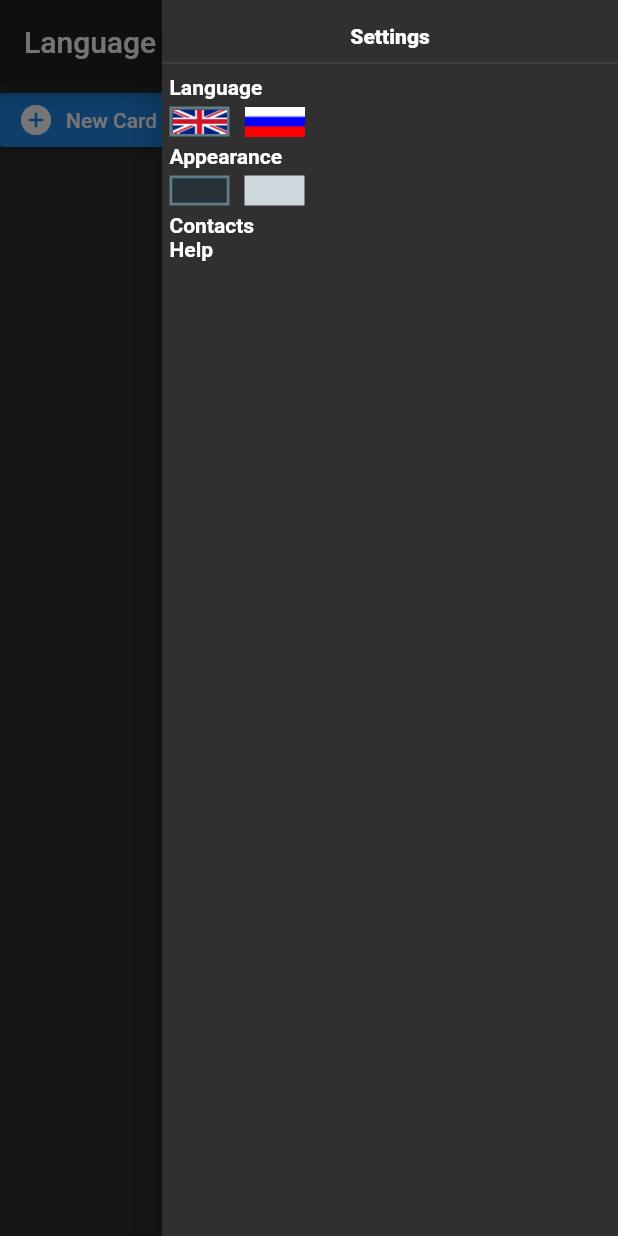
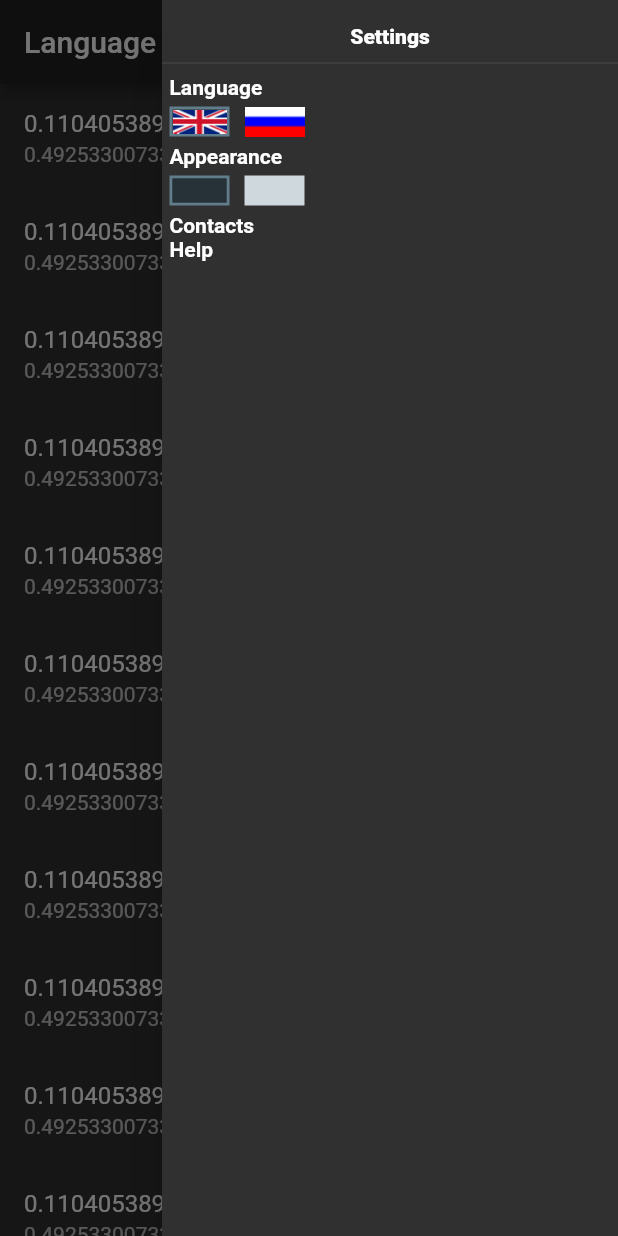
Before and after one commit to Jahn08/language_cards, a Flutter app: the screen it shows after launch, after a tap on the "settings" icon, on a phone screen of 412 x 824 dp. Run offline on Flutter 3.47's test engine with Material 2 defaults, Android fonts, the phone set to English and light mode, and no system bars; our stand-ins replace keyboard_actions.

Commit message:
Displaying test language cards on the main screen.

```diff
--- /dev/null
+++ b/lib/src/data/word_storage.dart
@@ -0,0 +1,39 @@
+import 'dart:math';
+import '../models/word.dart';
+
+class WordStorage {
+    final List<Word> _words = _generateWords(50);
+
+    Future<List<Word>> getWords({ int skipCount, int takeCount }) {
+        return Future.delayed(
+            new Duration(milliseconds: new Random().nextInt(1000)),
+                () => _words.skip(skipCount ?? 0).take(takeCount ?? 10).toList());
+    }
+
+    Future<bool> saveWord(Word word) async {
+        if (word.id > 0)
+            _words.removeWhere((w) => w.id == word.id);
+
+        _words.add(word);
+
+        return Future.value(true);
+    }
+
+    dispose() { }
+
+    // TODO: A temporary method to debug rendering a list of words
+    static List<Word> _generateWords(int length) {
+        final list = new List<Word>.generate(length, (index) {
+            final random = new Random();
+            return new Word(random.nextDouble().toString(),
+                id: index,
+                partOfSpeech: Word.PARTS_OF_SPEECH[random.nextInt(Word.PARTS_OF_SPEECH.length)],
+                translations: new List<String>.generate(random.nextInt(7),
+                    (index) => random.nextDouble().toString())
+            );
+        });
+
+        list.sort((a, b) => a.text.compareTo(b.text));
+        return list;
+    }
+}
--- a/lib/src/models/word.dart
+++ b/lib/src/models/word.dart
@@ -15,6 +15,8 @@ class Word {
         'verb'
     ];
 
+    final int id;
+
     final String text;
 
     final String transcription;
@@ -23,17 +25,20 @@ class Word {
 
     final List<String> translations;
 
-    Word(String text, { String transcription, String partOfSpeech, List<String> translations }):
-        text = text,
+    Word(this.text, { int id, String transcription, String partOfSpeech, List<String> translations }):
+        id = id ?? 0,
         transcription = transcription ?? '',
         partOfSpeech = _lookUpPartOfSpeech(partOfSpeech),
         translations = translations ?? [];
 
     Word.fromJson(Map<String, dynamic> json):
+        id = 0,
         text = json['text'],
         transcription = json['ts'],
         partOfSpeech = _lookUpPartOfSpeech(json['pos']),
         translations = _decodeTranslations(json['tr']);
+
+    String get translationString => translations.join('; ');
 
     static List<String> _decodeTranslations(List<dynamic> translationJson) =>
         translationJson.map((value) => value['text'] as String).toList();
--- a/lib/src/screens/main_screen.dart
+++ b/lib/src/screens/main_screen.dart
@@ -3,8 +3,61 @@ import '../widgets/settings_panel.dart';
 import '../widgets/settings_opener_button.dart';
 import '../blocs/settings_bloc.dart';
 import '../router.dart';
+import '../models/word.dart';
+import '../data/word_storage.dart';
 
-class MainScreen extends StatelessWidget {
+class _MainScreenState extends State<MainScreen> {
+    static const int _wordsPerPage = 30;
+
+    bool _endOfData = false;
+    bool _canFetch = false;
+
+    int _pageIndex = 0;
+
+    final List<Word> _words = [];
+    final ScrollController _scrollController = new ScrollController();
+
+    final _storage = new WordStorage();
+
+    @override
+    initState() {
+        super.initState();
+
+        _scrollController.addListener(_expandWordListOnScroll);
+
+        _fetchWords();
+    }
+
+    _fetchWords() async {
+        _canFetch = false;
+        final nextWords = await _fetchNextWords();
+
+        _canFetch = true;
+
+        if (nextWords.length == 0)
+            _endOfData = true;
+        else
+            setState(() { _words.addAll(nextWords); });
+    }
+
+    _expandWordListOnScroll() {
+        if (_scrollController.position.extentAfter < 500 && !_endOfData && _canFetch)
+            _fetchWords();
+    }
+
+    Future<List<Word>> _fetchNextWords() =>
+        _storage.getWords(skipCount: _pageIndex++ * _wordsPerPage, takeCount: _wordsPerPage);
+
+
+    @override
+    dispose() {
+        _scrollController.removeListener(_expandWordListOnScroll);
+
+        _storage.dispose();
+
+        super.dispose();
+    }
+
     @override
     Widget build(BuildContext context) {
         return new Scaffold(
@@ -13,19 +66,43 @@ class MainScreen extends StatelessWidget {
                 actions: <Widget>[new SettingsOpenerButton()]
             ),
             endDrawer: new SettingsBlocProvider(child: new SettingsPanel()),
-            body: _buildBody(context)
+            body: _buildWordList(),
+            floatingActionButton: _buildNewCardButton(context),
         );
     }
 
-    Widget _buildBody(BuildContext context) {
-        return new Column(
-            children: <Widget>[
-                new RaisedButton.icon(
-                    onPressed: () => Router.goToNewCard(context),
-                    icon: new Icon(Icons.add_circle),
-                    label: new Text('New Card')
-                )
-            ]
+    Widget _buildWordList() => new Scrollbar(
+        child: new ListView.builder(
+            itemCount: _words.length,
+            itemBuilder: (listContext, index) {
+                final word = _words[index];
+                return new ListTile(
+                    title: _buildOneLineText(word.text),
+                    trailing: _buildOneLineText(word.partOfSpeech),
+                    subtitle: _buildOneLineText(word.translationString)
+                );
+            },
+            controller: _scrollController
+        )
+    );
+
+    Widget _buildOneLineText(String data) =>
+        new Text(data, maxLines: 1, overflow: TextOverflow.ellipsis);
+
+    Widget _buildNewCardButton(BuildContext context) {
+        final theme = Theme.of(context);
+        return new FloatingActionButton(
+            onPressed: () => Router.goToNewCard(context),
+            child: new Icon(Icons.add_circle),
+            mini: true,
+            tooltip: 'New Card',
+            backgroundColor: (theme.floatingActionButtonTheme.backgroundColor ??
+                theme.colorScheme.secondary).withOpacity(0.3)
         );
     }
 }
+
+class MainScreen extends StatefulWidget {
+    @override
+    State<StatefulWidget> createState() => new _MainScreenState();
+}
```
